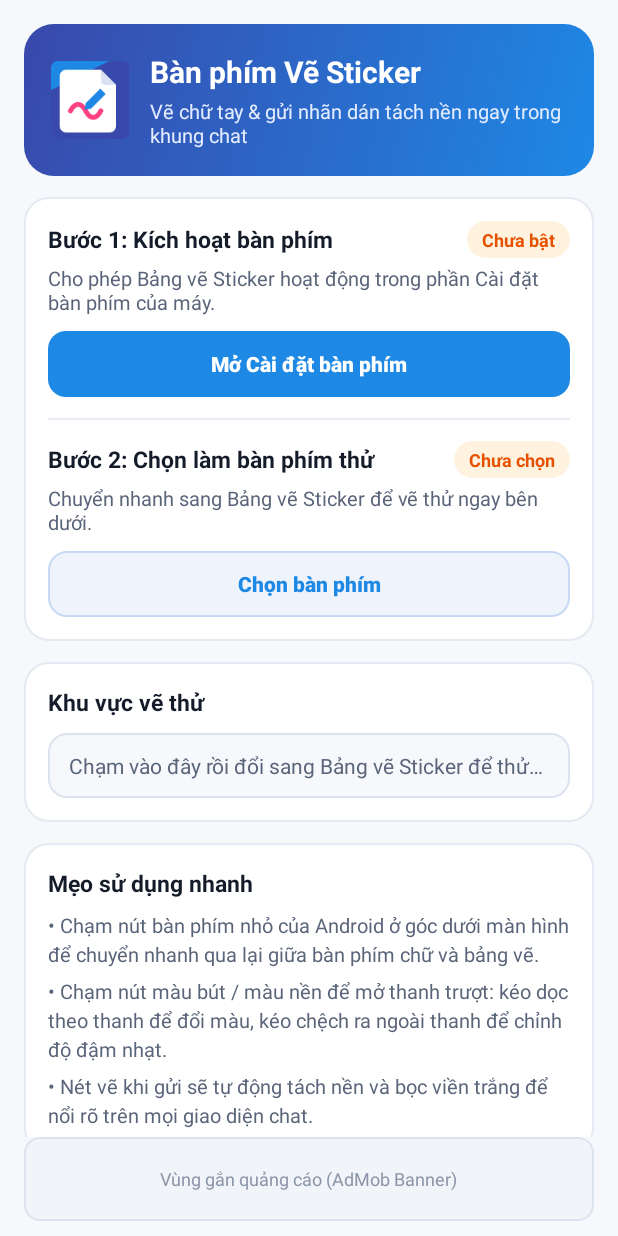
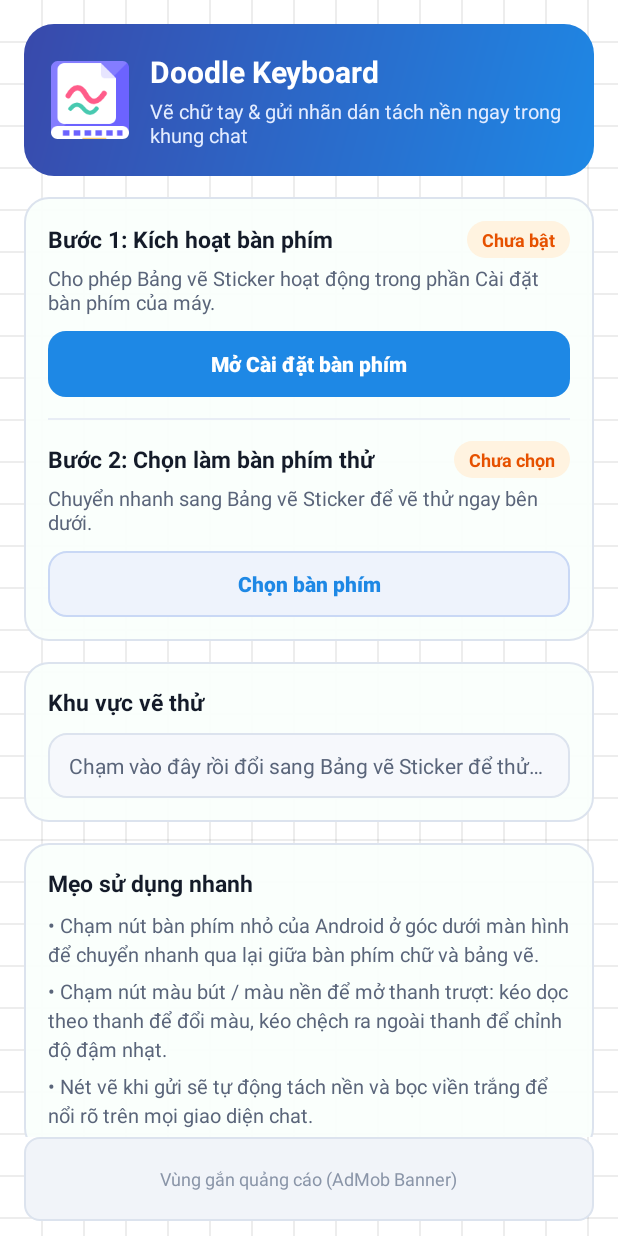
Before and after one commit to Coc0110/Ban_phim, an Android app: the screen it shows after launch (MainActivity), on a phone screen of 412 x 824 dp. Run offline under Robolectric (Android 15) with nearby library versions, the phone set to English and light mode, and no system bars.

Commit message:
feat: add Day/Night grid paper background to MainActivity

```diff
--- a/app/src/main/AndroidManifest.xml
+++ b/app/src/main/AndroidManifest.xml
@@ -7,7 +7,7 @@
         android:label="@string/app_name"
         android:roundIcon="@mipmap/ic_launcher_round"
         android:supportsRtl="true"
-        android:theme="@style/Theme.AppCompat.Light.NoActionBar">
+        android:theme="@style/Theme.AppCompat.DayNight.NoActionBar">
 
         <activity
             android:name=".MainActivity"
--- /dev/null
+++ b/app/src/main/java/com/banphim/ui/GridPaperView.kt
@@ -0,0 +1,41 @@
+package com.banphim.ui
+
+import android.content.Context
+import android.graphics.Canvas
+import android.graphics.Paint
+import android.util.AttributeSet
+import android.view.View
+import androidx.core.content.ContextCompat
+import com.banphim.R
+
+class GridPaperView @JvmOverloads constructor(
+    context: Context,
+    attrs: AttributeSet? = null,
+    defStyleAttr: Int = 0
+) : View(context, attrs, defStyleAttr) {
+
+    val paperColor: Int = ContextCompat.getColor(context, R.color.paper_bg)
+    val gridLineColor: Int = ContextCompat.getColor(context, R.color.paper_grid_line)
+
+    private val gridPaint = Paint().apply {
+        color = gridLineColor
+        strokeWidth = 1f * resources.displayMetrics.density
+    }
+    private val stepPx = 28f * resources.displayMetrics.density
+
+    override fun onDraw(canvas: Canvas) {
+        super.onDraw(canvas)
+        canvas.drawColor(paperColor)
+
+        var x = stepPx
+        while (x < width) {
+            canvas.drawLine(x, 0f, x, height.toFloat(), gridPaint)
+            x += stepPx
+        }
+        var y = stepPx
+        while (y < height) {
+            canvas.drawLine(0f, y, width.toFloat(), y, gridPaint)
+            y += stepPx
+        }
+    }
+}
--- a/app/src/main/res/drawable/ad_slot_bg.xml
+++ b/app/src/main/res/drawable/ad_slot_bg.xml
@@ -1,9 +1,9 @@
 <?xml version="1.0" encoding="utf-8"?>
 <shape xmlns:android="http://schemas.android.com/apk/res/android"
     android:shape="rectangle">
-    <solid android:color="#F1F4F9" />
+    <solid android:color="@color/ad_slot_bg" />
     <stroke
         android:width="1dp"
-        android:color="#DCE3EE" />
+        android:color="@color/card_stroke" />
     <corners android:radius="10dp" />
 </shape>
--- a/app/src/main/res/drawable/badge_done.xml
+++ b/app/src/main/res/drawable/badge_done.xml
@@ -1,6 +1,6 @@
 <?xml version="1.0" encoding="utf-8"?>
 <shape xmlns:android="http://schemas.android.com/apk/res/android"
     android:shape="rectangle">
-    <solid android:color="#E8F5E9" />
+    <solid android:color="@color/badge_done_bg" />
     <corners android:radius="999dp" />
 </shape>
--- a/app/src/main/res/drawable/badge_pending.xml
+++ b/app/src/main/res/drawable/badge_pending.xml
@@ -1,6 +1,6 @@
 <?xml version="1.0" encoding="utf-8"?>
 <shape xmlns:android="http://schemas.android.com/apk/res/android"
     android:shape="rectangle">
-    <solid android:color="#FFF3E0" />
+    <solid android:color="@color/badge_pending_bg" />
     <corners android:radius="999dp" />
 </shape>
--- a/app/src/main/res/drawable/btn_secondary.xml
+++ b/app/src/main/res/drawable/btn_secondary.xml
@@ -1,9 +1,9 @@
 <?xml version="1.0" encoding="utf-8"?>
 <shape xmlns:android="http://schemas.android.com/apk/res/android"
     android:shape="rectangle">
-    <solid android:color="#EEF3FC" />
+    <solid android:color="@color/btn_secondary_bg" />
     <stroke
         android:width="1dp"
-        android:color="#C9D8F5" />
+        android:color="@color/btn_secondary_stroke" />
     <corners android:radius="12dp" />
 </shape>
--- a/app/src/main/res/drawable/card_surface.xml
+++ b/app/src/main/res/drawable/card_surface.xml
@@ -1,9 +1,9 @@
 <?xml version="1.0" encoding="utf-8"?>
 <shape xmlns:android="http://schemas.android.com/apk/res/android"
     android:shape="rectangle">
-    <solid android:color="#FFFFFF" />
+    <solid android:color="@color/card_bg" />
     <stroke
         android:width="1dp"
-        android:color="#E4E9F2" />
+        android:color="@color/card_stroke" />
     <corners android:radius="16dp" />
 </shape>
--- a/app/src/main/res/drawable/ic_launcher_background.xml
+++ b/app/src/main/res/drawable/ic_launcher_background.xml
@@ -4,9 +4,9 @@
     android:viewportWidth="108"
     android:viewportHeight="108">
     <path
-        android:fillColor="#1E88E5"
+        android:fillColor="#6C63FF"
         android:pathData="M0,0h108v108h-108z" />
     <path
-        android:fillColor="#3949AB"
-        android:pathData="M0,54L108,0v108H0z" />
+        android:fillColor="#847DFF"
+        android:pathData="M0,0h108L0,108z" />
 </vector>
--- a/app/src/main/res/drawable/ic_launcher_foreground.xml
+++ b/app/src/main/res/drawable/ic_launcher_foreground.xml
@@ -3,22 +3,33 @@
     android:height="108dp"
     android:viewportWidth="108"
     android:viewportHeight="108">
-    <!-- Sticker card with folded corner -->
+    <!-- A note card rising from a small keyboard, with a bright doodle stroke. -->
     <path
         android:fillColor="#FFFFFF"
-        android:pathData="M32,26h32l14,14v38c0,3.3 -2.7,6 -6,6H32c-3.3,0 -6,-2.7 -6,-6V32C26,28.7 28.7,26 32,26z" />
+        android:pathData="M30,20h34l14,14v36c0,3.3 -2.7,6 -6,6H30c-3.3,0 -6,-2.7 -6,-6V26c0,-3.3 2.7,-6 6,-6z" />
     <path
-        android:fillColor="#D9E2F3"
-        android:pathData="M64,26v10c0,2.2 1.8,4 4,4h10L64,26z" />
-    <!-- Hand-drawn squiggle -->
+        android:fillColor="#E7E5FF"
+        android:pathData="M64,20v10c0,2.2 1.8,4 4,4h10L64,20z" />
     <path
         android:fillColor="#00000000"
-        android:pathData="M36,64c4,-8 10,-8 14,0s10,8 14,0"
-        android:strokeWidth="4.5"
-        android:strokeColor="#FF4081"
+        android:pathData="M34,50c5,-9 11,-10 16,-1s11,8 17,-1"
+        android:strokeWidth="5"
+        android:strokeColor="#FF5C8A"
         android:strokeLineCap="round" />
-    <!-- Pen nib -->
     <path
-        android:fillColor="#1E88E5"
-        android:pathData="M63.5,43.5l5,5L55,62l-6,1l1,-6L63.5,43.5z" />
+        android:fillColor="#00000000"
+        android:pathData="M36,62c4,-5 8,-5 12,0s8,5 12,0"
+        android:strokeWidth="4"
+        android:strokeColor="#48C9B0"
+        android:strokeLineCap="round" />
+    <!-- Keyboard base -->
+    <path
+        android:fillColor="#FFFFFF"
+        android:pathData="M24,78h60c3.3,0 6,2.7 6,6v3c0,3.3 -2.7,6 -6,6H24c-3.3,0 -6,-2.7 -6,-6v-3c0,-3.3 2.7,-6 6,-6z" />
+    <path
+        android:fillColor="#6C63FF"
+        android:pathData="M29,82h6v5h-6zM39,82h6v5h-6zM49,82h6v5h-6zM59,82h6v5h-6zM69,82h6v5h-6zM79,82h5v5h-5z" />
+    <path
+        android:fillColor="#FFCA5C"
+        android:pathData="M47,89h22v2H47z" />
 </vector>
--- a/app/src/main/res/drawable/input_box_bg.xml
+++ b/app/src/main/res/drawable/input_box_bg.xml
@@ -1,9 +1,9 @@
 <?xml version="1.0" encoding="utf-8"?>
 <shape xmlns:android="http://schemas.android.com/apk/res/android"
     android:shape="rectangle">
-    <solid android:color="#F6F8FC" />
+    <solid android:color="@color/input_bg" />
     <stroke
         android:width="1dp"
-        android:color="#DCE3EE" />
+        android:color="@color/card_stroke" />
     <corners android:radius="12dp" />
 </shape>
--- a/app/src/main/res/layout/activity_main.xml
+++ b/app/src/main/res/layout/activity_main.xml
@@ -1,10 +1,18 @@
 <?xml version="1.0" encoding="utf-8"?>
-<LinearLayout xmlns:android="http://schemas.android.com/apk/res/android"
+<FrameLayout xmlns:android="http://schemas.android.com/apk/res/android"
     android:layout_width="match_parent"
-    android:layout_height="match_parent"
-    android:background="@color/app_bg"
-    android:fitsSystemWindows="true"
-    android:orientation="vertical">
+    android:layout_height="match_parent">
+
+    <com.banphim.ui.GridPaperView
+        android:id="@+id/gridPaperBg"
+        android:layout_width="match_parent"
+        android:layout_height="match_parent" />
+
+    <LinearLayout
+        android:layout_width="match_parent"
+        android:layout_height="match_parent"
+        android:fitsSystemWindows="true"
+        android:orientation="vertical">
 
     <ScrollView
         android:layout_width="match_parent"
@@ -121,7 +129,7 @@
                     android:layout_width="match_parent"
                     android:layout_height="1dp"
                     android:layout_marginVertical="14dp"
-                    android:background="#E8EDF5" />
+                    android:background="@color/divider_color" />
 
                 <!-- Step 2 -->
                 <LinearLayout
@@ -280,8 +288,10 @@
             android:layout_height="wrap_content"
             android:layout_gravity="center"
             android:text="@string/ad_placeholder_label"
-            android:textColor="#8A95A8"
+            android:textColor="@color/ad_slot_text"
             android:textSize="12sp" />
     </FrameLayout>
 
-</LinearLayout>
+    </LinearLayout>
+
+</FrameLayout>
--- /dev/null
+++ b/app/src/main/res/values-night/colors.xml
@@ -0,0 +1,19 @@
+<?xml version="1.0" encoding="utf-8"?>
+<resources>
+    <color name="paper_bg">#141518</color>
+    <color name="paper_grid_line">#2EFFD54F</color>
+    <color name="card_bg">#EB1E2026</color>
+    <color name="card_stroke">#353844</color>
+    <color name="divider_color">#2C303A</color>
+    <color name="input_bg">#16181D</color>
+    <color name="btn_secondary_bg">#222938</color>
+    <color name="btn_secondary_stroke">#394B6E</color>
+    <color name="ad_slot_bg">#EB1B1D23</color>
+    <color name="ad_slot_text">#8E97A8</color>
+    <color name="badge_done_bg">#1B3A24</color>
+    <color name="badge_pending_bg">#3D2612</color>
+    <color name="text_primary">#F3F5F9</color>
+    <color name="text_secondary">#A8B0C0</color>
+    <color name="status_done_text">#81C784</color>
+    <color name="status_pending_text">#FFB74D</color>
+</resources>
--- a/app/src/main/res/values/colors.xml
+++ b/app/src/main/res/values/colors.xml
@@ -1,12 +1,23 @@
 <?xml version="1.0" encoding="utf-8"?>
 <resources>
-    <color name="app_bg">#F6F8FC</color>
+    <color name="paper_bg">#FFFFFF</color>
+    <color name="paper_grid_line">#18000000</color>
+    <color name="card_bg">#F7FAFFFC</color>
+    <color name="card_stroke">#DCE3EE</color>
+    <color name="divider_color">#E8EDF5</color>
+    <color name="input_bg">#F6F8FC</color>
+    <color name="btn_secondary_bg">#EEF3FC</color>
+    <color name="btn_secondary_stroke">#C9D8F5</color>
+    <color name="ad_slot_bg">#F1F4F9</color>
+    <color name="ad_slot_text">#8A95A8</color>
+    <color name="badge_done_bg">#E8F5E9</color>
+    <color name="badge_pending_bg">#FFF3E0</color>
     <color name="text_primary">#141B29</color>
     <color name="text_secondary">#5A657A</color>
     <color name="status_done_text">#1B5E20</color>
     <color name="status_pending_text">#E65100</color>
-    <color name="default_canvas_bg">#FFFFFF</color>
-    <color name="default_pen_color">#111111</color>
+    <color name="default_canvas_bg">#1C1E22</color>
+    <color name="default_pen_color">#FFF176</color>
     <color name="control_bg">#E6FFFFFF</color>
     <color name="control_icon_tint">#222222</color>
     <color name="send_bg">#1E88E5</color>
--- a/app/src/main/res/values/strings.xml
+++ b/app/src/main/res/values/strings.xml
@@ -1,7 +1,7 @@
 <?xml version="1.0" encoding="utf-8"?>
 <resources>
-    <string name="app_name">Bàn phím Vẽ Sticker</string>
-    <string name="ime_name">Bảng vẽ Sticker</string>
+    <string name="app_name">Doodle Keyboard</string>
+    <string name="ime_name">Doodle Keyboard</string>
     <string name="btn_back_keyboard">Quay lại bàn phím thường</string>
     <string name="btn_bg_color">Màu nền bảng vẽ</string>
     <string name="btn_pen_color">Màu bút</string>
@@ -12,7 +12,7 @@
     <string name="btn_send">Gửi nhãn dán</string>
     <string name="btn_send_short">GỬI</string>
 
-    <string name="setup_title">Bàn phím Vẽ Sticker</string>
+    <string name="setup_title">Doodle Keyboard</string>
     <string name="setup_subtitle">Vẽ chữ tay &amp; gửi nhãn dán tách nền ngay trong khung chat</string>
 
     <string name="step_1_title">Bước 1: Kích hoạt bàn phím</string>
```
Also changed, not shown: 1 other file.
